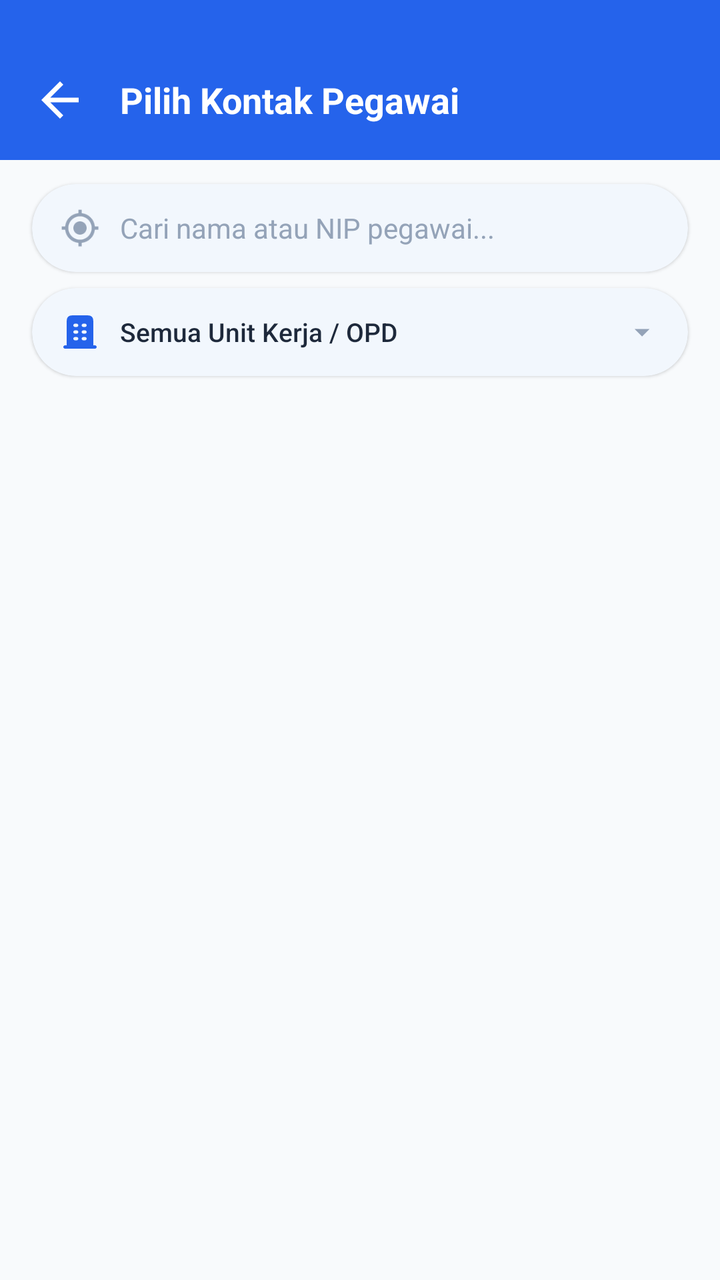
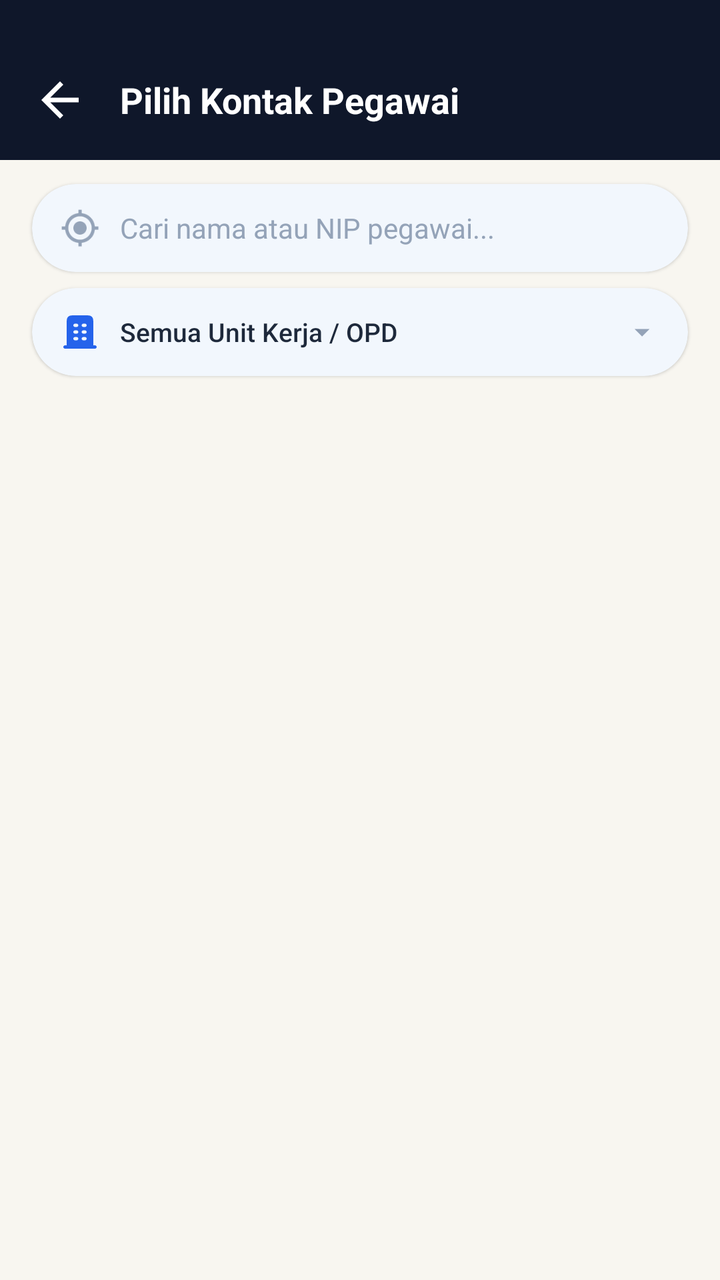

An Android layout rendered at two revisions. The XML below is the earlier revision; the diff shows what the commit changed to produce the second picture.
<!-- AndroidManifest.xml: application theme Theme.AppPemko -->
<!-- res/layout/activity_chat_contact_picker.xml -->
<?xml version="1.0" encoding="utf-8"?>
<LinearLayout xmlns:android="http://schemas.android.com/apk/res/android"
    xmlns:app="http://schemas.android.com/apk/res-auto"
    android:layout_width="match_parent"
    android:layout_height="match_parent"
    android:background="#F8FAFC"
    android:orientation="vertical">

    
    <LinearLayout
        android:layout_width="match_parent"
        android:layout_height="wrap_content"
        android:background="#2563EB"
        android:orientation="horizontal"
        android:paddingHorizontal="16dp"
        android:paddingTop="36dp"
        android:paddingBottom="16dp"
        android:gravity="center_vertical">

        <ImageView
            android:id="@+id/ivBackPicker"
            android:layout_width="28dp"
            android:layout_height="28dp"
            android:src="@drawable/ic_arrow_back"
            app:tint="#FFFFFF"
            android:background="?attr/selectableItemBackgroundBorderless"
            android:clickable="true"
            android:focusable="true"
            android:contentDescription="Kembali"/>

        <TextView
            android:layout_width="0dp"
            android:layout_height="wrap_content"
            android:layout_weight="1"
            android:layout_marginStart="16dp"
            android:text="Pilih Kontak Pegawai"
            android:textColor="#FFFFFF"
            android:textSize="18sp"
            android:textStyle="bold"/>
    </LinearLayout>

    
    <com.google.android.material.card.MaterialCardView
        android:layout_width="match_parent"
        android:layout_height="44dp"
        android:layout_marginHorizontal="16dp"
        android:layout_marginTop="12dp"
        android:layout_marginBottom="8dp"
        app:cardCornerRadius="22dp"
        app:cardElevation="1dp"
        app:strokeWidth="0dp">

        <LinearLayout
            android:layout_width="match_parent"
            android:layout_height="match_parent"
            android:gravity="center_vertical"
            android:orientation="horizontal"
            android:paddingHorizontal="14dp">

            <ImageView
                android:layout_width="20dp"
                android:layout_height="20dp"
                android:src="@drawable/ic_search_location"
                app:tint="#94A3B8"
                android:contentDescription="Cari"/>

            <EditText
                android:id="@+id/etSearchPicker"
                android:layout_width="match_parent"
                android:layout_height="match_parent"
                android:layout_marginStart="10dp"
                android:background="@null"
                android:hint="Cari nama atau NIP pegawai..."
                android:textColor="#1E293B"
                android:textColorHint="#94A3B8"
                android:textSize="14sp"
                android:inputType="text"/>
        </LinearLayout>
    </com.google.android.material.card.MaterialCardView>

    
    <com.google.android.material.card.MaterialCardView
        android:id="@+id/cvOpdFilterPicker"
        android:layout_width="match_parent"
        android:layout_height="44dp"
        android:layout_marginHorizontal="16dp"
        android:layout_marginBottom="8dp"
        android:clickable="true"
        android:focusable="true"
        app:cardCornerRadius="22dp"
        app:cardElevation="1dp"
        app:strokeWidth="0dp">

        <LinearLayout
            android:layout_width="match_parent"
            android:layout_height="match_parent"
            android:gravity="center_vertical"
            android:orientation="horizontal"
            android:paddingHorizontal="14dp">

            <ImageView
                android:layout_width="20dp"
                android:layout_height="20dp"
                android:src="@drawable/ic_locasi_office"
                app:tint="#2563EB"
                android:contentDescription="Unit Kerja / OPD"/>

            <TextView
                android:id="@+id/tvOpdFilterSelectedName"
                android:layout_width="0dp"
                android:layout_height="wrap_content"
                android:layout_weight="1"
                android:layout_marginStart="10dp"
                android:ellipsize="end"
                android:fontFamily="sans-serif-medium"
                android:maxLines="1"
                android:text="Semua Unit Kerja / OPD"
                android:textColor="#1E293B"
                android:textSize="13sp" />

            <ImageView
                android:layout_width="18dp"
                android:layout_height="18dp"
                android:src="@drawable/ic_arrow_down"
                app:tint="#94A3B8"
                android:contentDescription="Pilih OPD" />
        </LinearLayout>
    </com.google.android.material.card.MaterialCardView>

    
    <FrameLayout
        android:layout_width="match_parent"
        android:layout_height="0dp"
        android:layout_weight="1">

        <androidx.recyclerview.widget.RecyclerView
            android:id="@+id/rvPickerList"
            android:layout_width="match_parent"
            android:layout_height="match_parent"
            android:clipToPadding="false"
            android:paddingVertical="8dp"/>

        <ProgressBar
            android:id="@+id/pbPicker"
            android:layout_width="wrap_content"
            android:layout_height="wrap_content"
            android:layout_gravity="center"/>

        <TextView
            android:id="@+id/tvEmptyPicker"
            android:layout_width="wrap_content"
            android:layout_height="wrap_content"
            android:layout_gravity="center"
            android:text="Kontak tidak ditemukan"
            android:textColor="#64748B"
            android:textSize="14sp"
            android:visibility="gone"/>
    </FrameLayout>

</LinearLayout>
<!-- resources referenced by this layout -->
<resources>
  <!-- drawable ic_arrow_back (drawable) -->
  <?xml version="1.0" encoding="utf-8"?>
  <vector xmlns:android="http://schemas.android.com/apk/res/android"
      android:width="24dp"
      android:height="24dp"
      android:viewportWidth="24"
      android:viewportHeight="24">
      <path
          android:fillColor="#FFFFFFFF"
          android:pathData="M20,11H7.83l5.59,-5.59L12,4l-8,8 8,8 1.41,-1.41L7.83,13H20v-2z" />
  </vector>
  <!-- drawable ic_arrow_down (drawable) -->
  <vector android:height="24dp" android:tint="@color/biru"
      android:viewportHeight="24" android:viewportWidth="24"
      android:width="24dp" xmlns:android="http://schemas.android.com/apk/res/android">
      <path android:fillColor="@android:color/white" android:pathData="M7,10l5,5 5,-5z"/>
  </vector>
  <!-- drawable ic_search_location (drawable) -->
  <vector android:height="24dp"
      android:viewportHeight="24" android:viewportWidth="24"
      android:width="24dp" xmlns:android="http://schemas.android.com/apk/res/android">
      <path android:fillColor="#F1F1F1" android:pathData="M12,8c-2.21,0 -4,1.79 -4,4s1.79,4 4,4 4,-1.79 4,-4 -1.79,-4 -4,-4zM20.94,11c-0.46,-4.17 -3.77,-7.48 -7.94,-7.94L13,1h-2v2.06C6.83,3.52 3.52,6.83 3.06,11L1,11v2h2.06c0.46,4.17 3.77,7.48 7.94,7.94L11,23h2v-2.06c4.17,-0.46 7.48,-3.77 7.94,-7.94L23,13v-2h-2.06zM12,19c-3.87,0 -7,-3.13 -7,-7s3.13,-7 7,-7 7,3.13 7,7 -3.13,7 -7,7z"/>
  </vector>
  <style name="Theme.AppPemko" parent="Base.Theme.AppPemko">
          <item name="android:textColor">@color/text_primary</item>
      </style>
  <color name="biru">#008DDA</color>
  <style name="Base.Theme.AppPemko" parent="Theme.Material3.DayNight.NoActionBar">
          <item name="colorPrimary">@color/primary_brand</item>
          <item name="colorOnPrimary">@color/on_primary_brand</item>
          <item name="colorSecondary">@color/brand_secondary</item>
          <item name="colorOnSecondary">@color/white</item>
          <item name="colorSurface">@color/surface_main</item>
          <item name="colorOnSurface">@color/text_primary</item>
          <item name="colorSurfaceVariant">@color/surface_variant</item>
          <item name="colorOnSurfaceVariant">@color/text_secondary</item>
          <item name="android:statusBarColor">@color/primary_brand</item>
          <item name="android:windowBackground">@color/background_main</item>
          <item name="android:fontFamily">sans-serif</item>
          <item name="android:windowAnimationStyle">@style/Animation.App.Activity</item>
      </style>
  <color name="text_primary">#171717</color>
  <color name="primary_brand">#0869D8</color>
  <color name="on_primary_brand">#FFFFFF</color>
  <color name="brand_secondary">#E91E63</color>
  <color name="white">#FFFFFF</color>
  <color name="surface_main">#FFFFFF</color>
  <color name="surface_variant">#F4F4F4</color>
  <color name="text_secondary">#454545</color>
  <color name="background_main">#FBFBFB</color>
  <style name="Animation.App.Activity" parent="@android:style/Animation.Activity">
          <item name="android:activityOpenEnterAnimation">@anim/slide_in_right</item>
          <item name="android:activityOpenExitAnimation">@anim/slide_out_left</item>
          <item name="android:activityCloseEnterAnimation">@anim/slide_in_left</item>
          <item name="android:activityCloseExitAnimation">@anim/slide_out_right</item>
      </style>
  <!-- unchanged entries left out for length: 1 -->
</resources>

<!-- the commit's change to res/layout/activity_chat_contact_picker.xml (unified diff, before → after) -->
@@ -3,14 +3,14 @@
     xmlns:app="http://schemas.android.com/apk/res-auto"
     android:layout_width="match_parent"
     android:layout_height="match_parent"
-    android:background="#F8FAFC"
+    android:background="#F8F6F0"
     android:orientation="vertical">
 
     
     <LinearLayout
         android:layout_width="match_parent"
         android:layout_height="wrap_content"
-        android:background="#2563EB"
+        android:background="#0F172A"
         android:orientation="horizontal"
         android:paddingHorizontal="16dp"
         android:paddingTop="36dp"
@@ -144,7 +144,8 @@
             android:id="@+id/pbPicker"
             android:layout_width="wrap_content"
             android:layout_height="wrap_content"
-            android:layout_gravity="center"/>
+            android:layout_gravity="center"
+            android:indeterminateTint="#16A34A"/>
 
         <TextView
             android:id="@+id/tvEmptyPicker"
